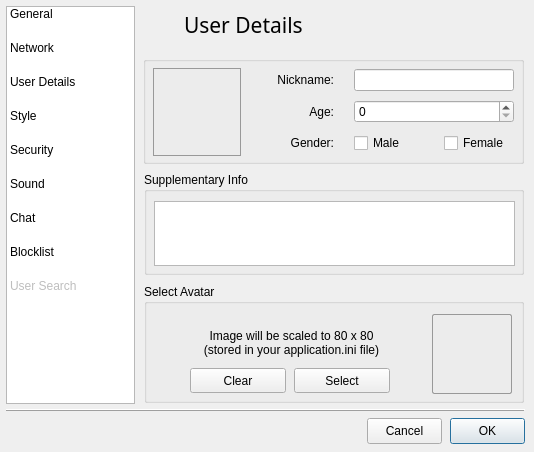
vituperative/i2pchat, file src/gui/form_settingsgui.ui: the form before one commit.
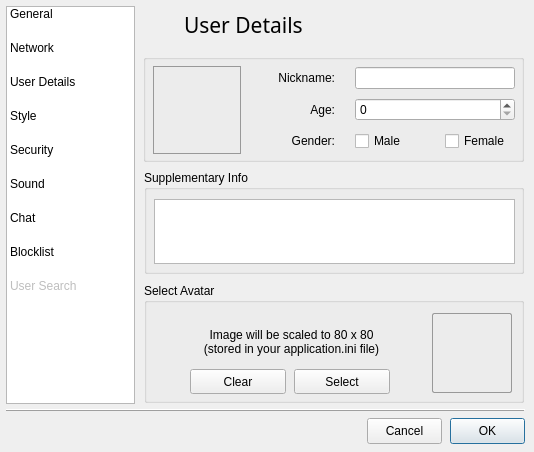
The form after the commit. The open tabs and pages were chosen to show the change. Icons and pictures are not drawn.

Diff of the .ui file:
```diff
--- a/src/gui/form_settingsgui.ui
+++ b/src/gui/form_settingsgui.ui
@@ -1162,9 +1162,9 @@
       <property name="geometry">
        <rect>
         <x>4</x>
-        <y>276</y>
+        <y>275</y>
         <width>380</width>
-        <height>119</height>
+        <height>120</height>
        </rect>
       </property>
       <property name="minimumSize">
@@ -1255,7 +1255,7 @@
        <property name="geometry">
         <rect>
          <x>150</x>
-         <y>84</y>
+         <y>86</y>
          <width>96</width>
          <height>25</height>
         </rect>
@@ -1274,7 +1274,7 @@
        <property name="geometry">
         <rect>
          <x>46</x>
-         <y>84</y>
+         <y>86</y>
          <width>96</width>
          <height>25</height>
         </rect>
@@ -1294,7 +1294,7 @@
       <property name="geometry">
        <rect>
         <x>3</x>
-        <y>48</y>
+        <y>46</y>
         <width>381</width>
         <height>108</height>
        </rect>
@@ -1307,7 +1307,7 @@
         <rect>
          <x>104</x>
          <y>12</y>
-         <width>267</width>
+         <width>268</width>
          <height>88</height>
         </rect>
        </property>
@@ -1513,9 +1513,9 @@
       <property name="geometry">
        <rect>
         <x>4</x>
-        <y>164</y>
+        <y>162</y>
         <width>380</width>
-        <height>103</height>
+        <height>104</height>
        </rect>
       </property>
       <property name="minimumSize">
```
Left out of the diff: 55 changed lines with no effect on the pictures.
